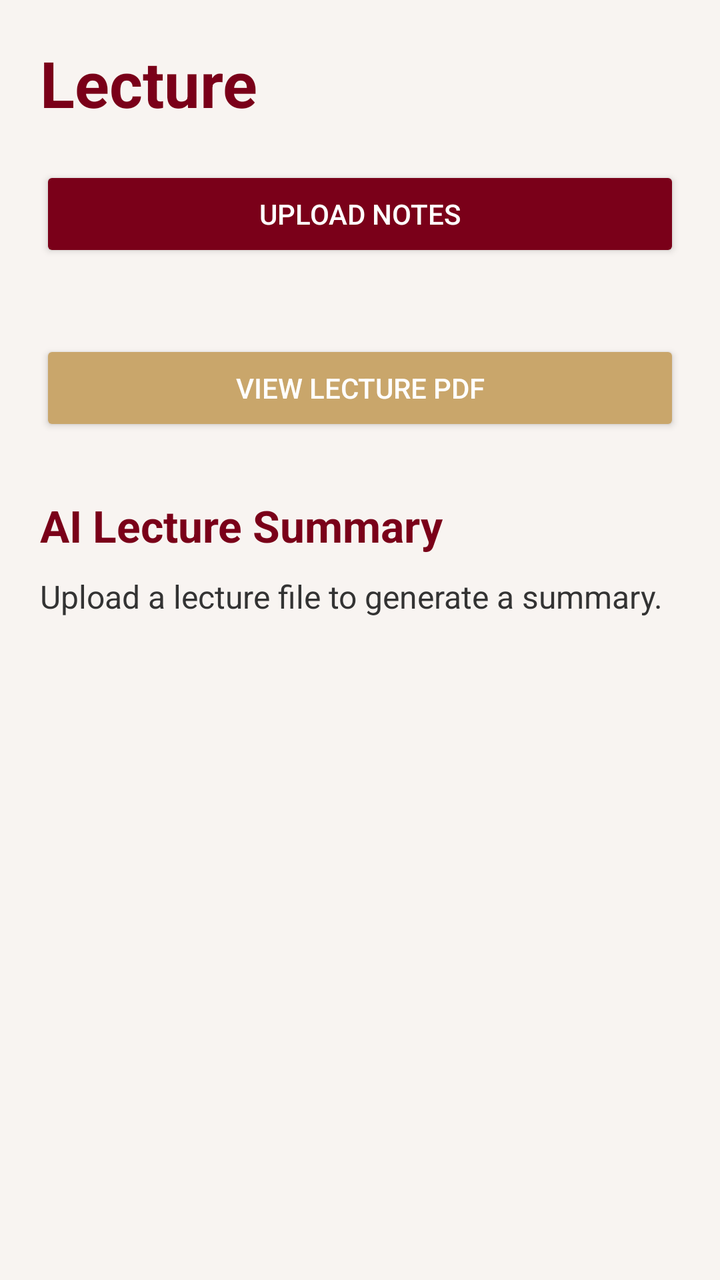
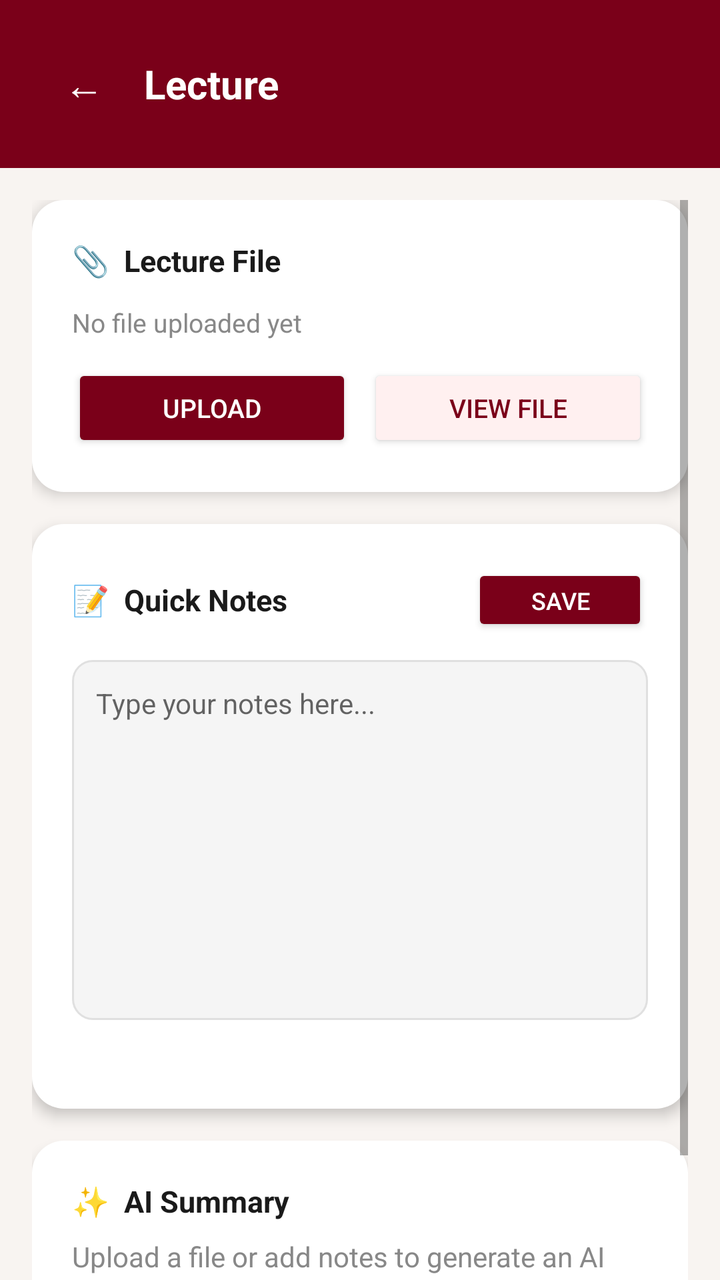

Compare the two renders of this Android layout. The source of the first and the diff that turns it into the second are given below.
<!-- AndroidManifest.xml: application theme Theme.AppCompat.Light.NoActionBar -->
<!-- res/layout/activity_lecture_details.xml -->
<?xml version="1.0" encoding="utf-8"?>
<ScrollView xmlns:android="http://schemas.android.com/apk/res/android"
    android:layout_width="match_parent"
    android:layout_height="match_parent"
    android:background="#F8F4F1">

    <LinearLayout
        android:layout_width="match_parent"
        android:layout_height="wrap_content"
        android:orientation="vertical"
        android:padding="20dp">

        <TextView
            android:id="@+id/txtLectureTitle"
            android:layout_width="wrap_content"
            android:layout_height="wrap_content"
            android:text="Lecture"
            android:textSize="32sp"
            android:textStyle="bold"
            android:textColor="#7A0019"/>

        <Button
            android:id="@+id/btnUploadNotes"
            android:layout_width="match_parent"
            android:layout_height="wrap_content"
            android:text="Upload Notes"
            android:textColor="#FFFFFF"
            android:backgroundTint="#7A0019"
            android:layout_marginTop="20dp"/>

        <TextView
            android:id="@+id/txtUploadStatus"
            android:layout_width="wrap_content"
            android:layout_height="wrap_content"
            android:text=""
            android:textSize="14sp"
            android:textColor="#555555"
            android:layout_marginTop="8dp"/>

        <Button
            android:id="@+id/btnViewPdf"
            android:layout_width="match_parent"
            android:layout_height="wrap_content"
            android:text="View Lecture PDF"
            android:textColor="#FFFFFF"
            android:backgroundTint="#C9A66B"
            android:layout_marginTop="12dp"/>

        <TextView
            android:layout_width="wrap_content"
            android:layout_height="wrap_content"
            android:text="AI Lecture Summary"
            android:textSize="22sp"
            android:textStyle="bold"
            android:textColor="#7A0019"
            android:layout_marginTop="30dp"/>

        <TextView
            android:id="@+id/txtSummary"
            android:layout_width="match_parent"
            android:layout_height="wrap_content"
            android:text="Upload a lecture file to generate a summary."
            android:textSize="16sp"
            android:textColor="#333333"
            android:layout_marginTop="10dp"/>

    </LinearLayout>
</ScrollView>
<!-- resources referenced by this layout -->
<resources>

</resources>

<!-- the commit's change to res/layout/activity_lecture_details.xml (unified diff, before → after) -->
@@ -1,68 +1,224 @@
 <?xml version="1.0" encoding="utf-8"?>
-<ScrollView xmlns:android="http://schemas.android.com/apk/res/android"
+<LinearLayout xmlns:android="http://schemas.android.com/apk/res/android"
     android:layout_width="match_parent"
     android:layout_height="match_parent"
+    android:orientation="vertical"
     android:background="#F8F4F1">
 
+    
     <LinearLayout
         android:layout_width="match_parent"
         android:layout_height="wrap_content"
+        android:background="#7A0019"
         android:orientation="vertical"
-        android:padding="20dp">
-
-        <TextView
-            android:id="@+id/txtLectureTitle"
-            android:layout_width="wrap_content"
-            android:layout_height="wrap_content"
-            android:text="Lecture"
-            android:textSize="32sp"
-            android:textStyle="bold"
-            android:textColor="#7A0019"/>
-
-        <Button
-            android:id="@+id/btnUploadNotes"
+        android:padding="24dp"
+        android:paddingTop="40dp">
+
+        <LinearLayout
             android:layout_width="match_parent"
             android:layout_height="wrap_content"
-            android:text="Upload Notes"
-            android:textColor="#FFFFFF"
-            android:backgroundTint="#7A0019"
-            android:layout_marginTop="20dp"/>
-
-        <TextView
-            android:id="@+id/txtUploadStatus"
-            android:layout_width="wrap_content"
-            android:layout_height="wrap_content"
-            android:text=""
-            android:textSize="14sp"
-            android:textColor="#555555"
-            android:layout_marginTop="8dp"/>
-
-        <Button
-            android:id="@+id/btnViewPdf"
+            android:orientation="horizontal"
+            android:gravity="center_vertical">
+
+            <TextView
+                android:id="@+id/btnBack"
+                android:layout_width="36dp"
+                android:layout_height="36dp"
+                android:text="←"
+                android:textSize="20sp"
+                android:textColor="#FFFFFF"
+                android:gravity="center"
+                android:layout_marginEnd="12dp"/>
+
+            <TextView
+                android:id="@+id/txtLectureTitle"
+                android:layout_width="0dp"
+                android:layout_height="wrap_content"
+                android:layout_weight="1"
+                android:text="Lecture"
+                android:textColor="#FFFFFF"
+                android:textSize="20sp"
+                android:textStyle="bold"/>
+
+        </LinearLayout>
+
+    </LinearLayout>
+
+    
+    <ScrollView
+        android:layout_width="match_parent"
+        android:layout_height="0dp"
+        android:layout_weight="1"
+        android:padding="16dp"
+        android:clipToPadding="false">
+
+        <LinearLayout
             android:layout_width="match_parent"
             android:layout_height="wrap_content"
-            android:text="View Lecture PDF"
-            android:textColor="#FFFFFF"
-            android:backgroundTint="#C9A66B"
-            android:layout_marginTop="12dp"/>
-
-        <TextView
-            android:layout_width="wrap_content"
-            android:layout_height="wrap_content"
-            android:text="AI Lecture Summary"
-            android:textSize="22sp"
-            android:textStyle="bold"
-            android:textColor="#7A0019"
-            android:layout_marginTop="30dp"/>
-
-        <TextView
-            android:id="@+id/txtSummary"
-            android:layout_width="match_parent"
-            android:layout_height="wrap_content"
-            android:text="Upload a lecture file to generate a summary."
-            android:textSize="16sp"
-            android:textColor="#333333"
-            android:layout_marginTop="10dp"/>
-
-    </LinearLayout>
-</ScrollView>
+            android:orientation="vertical">
+
+            
+            <LinearLayout
+                android:layout_width="match_parent"
+                android:layout_height="wrap_content"
+                android:orientation="vertical"
+                android:background="@drawable/card_white_rounded"
+                android:padding="20dp"
+                android:elevation="4dp"
+                android:layout_marginBottom="16dp">
+
+                <TextView
+                    android:layout_width="wrap_content"
+                    android:layout_height="wrap_content"
+                    android:text="📎  Lecture File"
+                    android:textSize="15sp"
+                    android:textStyle="bold"
+                    android:textColor="#1A1A1A"
+                    android:layout_marginBottom="12dp"/>
+
+                <TextView
+                    android:id="@+id/txtUploadStatus"
+                    android:layout_width="match_parent"
+                    android:layout_height="wrap_content"
+                    android:text="No file uploaded yet"
+                    android:textSize="13sp"
+                    android:textColor="#888888"
+                    android:layout_marginBottom="12dp"/>
+
+                <TextView
+                    android:id="@+id/txtFileName"
+                    android:layout_width="match_parent"
+                    android:layout_height="wrap_content"
+                    android:text=""
+                    android:textSize="13sp"
+                    android:textColor="#7A0019"
+                    android:textStyle="bold"
+                    android:visibility="gone"
+                    android:layout_marginBottom="12dp"/>
+
+                <LinearLayout
+                    android:layout_width="match_parent"
+                    android:layout_height="wrap_content"
+                    android:orientation="horizontal">
+
+                    <Button
+                        android:id="@+id/btnUploadNotes"
+                        android:layout_width="0dp"
+                        android:layout_height="44dp"
+                        android:layout_weight="1"
+                        android:text="Upload"
+                        android:textColor="#FFFFFF"
+                        android:textSize="13sp"
+                        android:backgroundTint="#7A0019"
+                        android:layout_marginEnd="8dp"/>
+
+                    <Button
+                        android:id="@+id/btnViewPdf"
+                        android:layout_width="0dp"
+                        android:layout_height="44dp"
+                        android:layout_weight="1"
+                        android:text="View File"
+                        android:textColor="#7A0019"
+                        android:textSize="13sp"
+                        android:backgroundTint="#FFF0F0"/>
+
+                </LinearLayout>
+
+            </LinearLayout>
+
+            
+            <LinearLayout
+                android:layout_width="match_parent"
+                android:layout_height="wrap_content"
+                android:orientation="vertical"
+                android:background="@drawable/card_white_rounded"
+                android:padding="20dp"
+                android:elevation="4dp"
+                android:layout_marginBottom="16dp">
+
+                <LinearLayout
+                    android:layout_width="match_parent"
+                    android:layout_height="wrap_content"
+                    android:orientation="horizontal"
+                    android:gravity="center_vertical"
+                    android:layout_marginBottom="12dp">
+
+                    <TextView
+                        android:layout_width="0dp"
+                        android:layout_height="wrap_content"
+                        android:layout_weight="1"
+                        android:text="📝  Quick Notes"
+                        android:textSize="15sp"
+                        android:textStyle="bold"
+                        android:textColor="#1A1A1A"/>
+
+                    <Button
+                        android:id="@+id/btnSaveNotes"
+                        android:layout_width="wrap_content"
+                        android:layout_height="36dp"
+                        android:text="Save"
+                        android:textColor="#FFFFFF"
+                        android:textSize="12sp"
+                        android:backgroundTint="#7A0019"/>
+
+                </LinearLayout>
+
+                <EditText
+                    android:id="@+id/etQuickNotes"
+                    android:layout_width="match_parent"
+                    android:layout_height="180dp"
+                    android:background="@drawable/input_rounded"
+                    android:hint="Type your notes here..."
+                    android:padding="12dp"
+                    android:textSize="14sp"
+                    android:textColor="#1A1A1A"
+                    android:gravity="top"
+                    android:inputType="textMultiLine"
+                    android:scrollbars="vertical"/>
+
+                <TextView
+                    android:id="@+id/txtNotesSaved"
+                    android:layout_width="wrap_content"
+                    android:layout_height="wrap_content"
+                    android:text=""
+                    android:textSize="12sp"
+                    android:textColor="#4CAF50"
+                    android:layout_marginTop="8dp"/>
+
+            </LinearLayout>
+
+            
+            <LinearLayout
+                android:layout_width="match_parent"
+                android:layout_height="wrap_content"
+                android:orientation="vertical"
+                android:background="@drawable/card_white_rounded"
+                android:padding="20dp"
+                android:elevation="4dp"
+                android:layout_marginBottom="16dp">
+
+                <TextView
+                    android:layout_width="wrap_content"
+                    android:layout_height="wrap_content"
+                    android:text="✨  AI Summary"
+                    android:textSize="15sp"
+                    android:textStyle="bold"
+                    android:textColor="#1A1A1A"
+                    android:layout_marginBottom="8dp"/>
+
+                <TextView
+                    android:id="@+id/txtSummary"
+                    android:layout_width="match_parent"
+                    android:layout_height="wrap_content"
+                    android:text="Upload a file or add notes to generate an AI summary."
+                    android:textSize="14sp"
+                    android:textColor="#888888"
+                    android:lineSpacingExtra="4dp"/>
+
+            </LinearLayout>
+
+        </LinearLayout>
+
+    </ScrollView>
+
+</LinearLayout>
<!-- resource entries referenced after the edit -->
@@ -1,5 +1,19 @@
 <!-- resources referenced by this layout -->
 <resources>
-
+  <!-- drawable card_white_rounded (drawable) -->
+  <?xml version="1.0" encoding="utf-8"?>
+  <shape xmlns:android="http://schemas.android.com/apk/res/android"
+      android:shape="rectangle">
+      <solid android:color="#FFFFFF"/>
+      <corners android:radius="16dp"/>
+  </shape>
+  <!-- drawable input_rounded (drawable) -->
+  <?xml version="1.0" encoding="utf-8"?>
+  <shape xmlns:android="http://schemas.android.com/apk/res/android"
+      android:shape="rectangle">
+      <solid android:color="#F5F5F5"/>
+      <corners android:radius="10dp"/>
+      <stroke android:width="1dp" android:color="#E0E0E0"/>
+  </shape>
 </resources>
 
